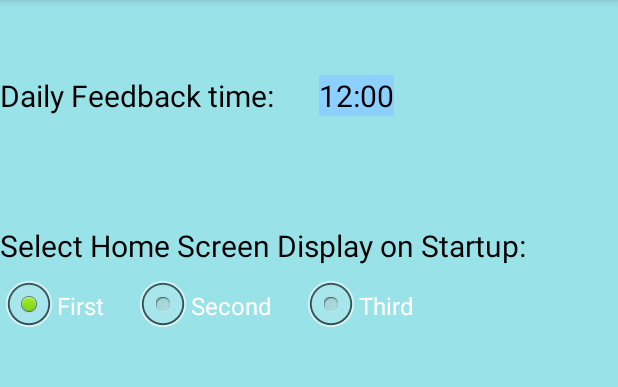
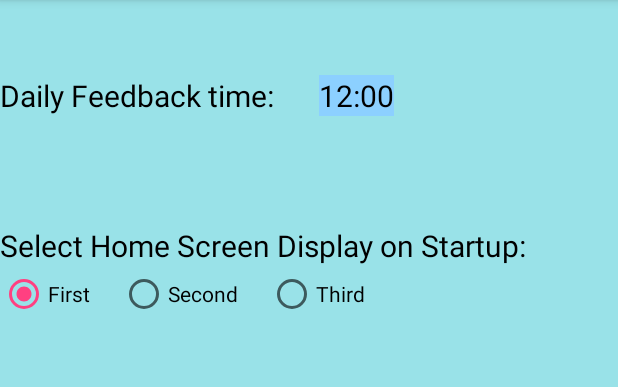
Before and after one commit to garryd635/CrushingItApp, an Android app: the screen it shows after launch (MainActivity), in the options menu, after a tap on "Settings", on a phone screen of 412 x 824 dp, the part 84-471 px from its top. Run offline under Robolectric (Android 15) with nearby library versions, the phone set to English and light mode, and no system bars.

Commit message:
Changed buttons from individual fragments to the viewpager fragment.  Screens changed when buttons are pressed.  Fixed style changing bug.

```diff
--- a/app/src/main/java/com/qucrush/android/crushingitapp/CustomAdapter.java
+++ b/app/src/main/java/com/qucrush/android/crushingitapp/CustomAdapter.java
@@ -87,7 +87,7 @@
         if(task.getCompletion().equals("yes")){
             holder.name.setChecked(true);
         }
-        context.setTheme(R.style.Theme_Small);
+        context.setTheme(R.style.AppTheme_Small);
         return convertView;
     }
 
--- a/app/src/main/java/com/qucrush/android/crushingitapp/DailyReport.java
+++ b/app/src/main/java/com/qucrush/android/crushingitapp/DailyReport.java
@@ -45,7 +45,7 @@
     @Nullable
     @Override
     public View onCreateView(LayoutInflater inflater, ViewGroup container, Bundle savedInstanceState) {
-        getActivity().setTheme(R.style.Theme_Small);
+        getActivity().setTheme(R.style.AppTheme_Small);
         myView = inflater.inflate(R.layout.daily_report, container, false);
         //completedList = (ListView) myView.findViewById(R.id.viewComplete);
         //uncompletedList = (ListView) myView.findViewById(R.id.viewIncomplete);
--- a/app/src/main/java/com/qucrush/android/crushingitapp/HomePageFragment1.java
+++ b/app/src/main/java/com/qucrush/android/crushingitapp/HomePageFragment1.java
@@ -7,78 +7,77 @@
 import android.view.View;
 import android.view.ViewGroup;
 import android.widget.Button;
+import android.widget.ProgressBar;
+
+import java.text.ParseException;
+import java.text.SimpleDateFormat;
+import java.util.ArrayList;
+import java.util.Calendar;
+import java.util.Date;
+import java.util.List;
 
 /**
  * Created by Garry on 2/8/2017.
  */
 
 public class HomePageFragment1 extends Fragment{
+    //Instance Variables
     View myView;
     String type = "one";
-    Button next1, prev1, next2, prev2, next3, prev3;
+    ProgressBar dayStatus;
+    List<Task> allTasks,todayTasks;
     LayoutInflater inflater;
     ViewGroup container;
+    int totalPer,completePer;
     @Nullable
     //@Override
     public View onCreateView(LayoutInflater inflater, ViewGroup container, Bundle savedInstanceState) {
-
         this.inflater = inflater;
         this.container = container;
+//        allTasks = MainActivity.tm.retrieveTasks();
+//        todayTasks = new ArrayList<Task>();
+//        todayTasks = getTodayTasksList(allTasks);
+//        dayStatus = (ProgressBar) myView.findViewById(R.id.progressBar);
+//        totalPer = todayTasks.size();
+//        completePer = 0;
+//
+//        for(int i =0; i < todayTasks.size();i++){
+//            if(todayTasks.get(i).getCompletion().equals("yes")){
+//                completePer++;
+//            }
+//        }
+
 
         myView = inflater.inflate(R.layout.home_1, container, false);
 
-        next1 = (Button) myView.findViewById(R.id.nextButton1);
-        prev1 = (Button) myView.findViewById(R.id.prevButton1);
-//        next2 = (Button) myView.findViewById(R.id.nextButton2);
-//        prev2 = (Button) myView.findViewById(R.id.prevButton2);
-//        next3 = (Button) myView.findViewById(R.id.nextButton3);
-//        prev3 = (Button) myView.findViewById(R.id.prevButton3);
-//
-//        next1.setOnClickListener(new View.OnClickListener() {
-//            @Override
-//            public void onClick(View v) {
-//                //myView = inflater.inflate(R.layout.home_2, container, false);
-//            }
-//        });
-//
-//        prev1.setOnClickListener(new View.OnClickListener() {
-//            @Override
-//            public void onClick(View v) {
-//                //myView = inflater.inflate(R.layout.home_3, container, false);
-//            }
-//        });
-//
-//        next2.setOnClickListener(new View.OnClickListener() {
-//            @Override
-//            public void onClick(View v) {
-//                //myView = inflater.inflate(R.layout.home_3, container, false);
-//            }
-//        });
-//
-//        prev2.setOnClickListener(new View.OnClickListener() {
-//            @Override
-//            public void onClick(View v) {
-//                //myView = inflater.inflate(R.layout.home_1, container, false);
-//            }
-//        });
-//
-//        next3.setOnClickListener(new View.OnClickListener() {
-//            @Override
-//            public void onClick(View v) {
-//                //myView = inflater.inflate(R.layout.home_1, container, false);
-//            }
-//        });
-//
-//        prev3.setOnClickListener(new View.OnClickListener() {
-//            @Override
-//            public void onClick(View v) {
-//                //myView = inflater.inflate(R.layout.home_2, container, false);
-//            }
-//        });
-
-        //myView = inflater.inflate(R.layout.sample_layout, container, false);
         return myView;
     }
+
+    /**
+     * Gets all the tasks that are due on the current day
+     *
+     * @return tempLst
+     */
+    //public List<Task> getTodayTasksList(List<Task> taskList){
+//        List<Task> tempLst = new ArrayList<Task>();
+//        Calendar todayCal = Calendar.getInstance();
+//        Calendar taskCal = Calendar.getInstance();
+//        SimpleDateFormat sdf = new SimpleDateFormat("yyyy-MM-dd");
+//        for(int i = 0; i < taskList.size(); i++){
+//            try{
+//                todayCal.setTime(sdf.parse(taskList.get(i).getDate()));
+//            }catch (ParseException e){
+//                System.out.println("***ERROR***");
+//            }
+//            if((todayCal.get(Calendar.YEAR) == taskCal.get(Calendar.YEAR)) &&
+//                    (todayCal.get(Calendar.MONTH) == taskCal.get(Calendar.MONTH)) &&
+//                    (todayCal.get(Calendar.DAY_OF_MONTH) == taskCal.get(Calendar.DAY_OF_MONTH))){
+//                tempLst.add(taskList.get(i));
+//            }
+//        }
+
+        //return tempLst;
+//    }//setTodayTaskList()
 
     public void setParameter(String toType) {
         type = toType;
--- a/app/src/main/java/com/qucrush/android/crushingitapp/HomePageFragment2.java
+++ b/app/src/main/java/com/qucrush/android/crushingitapp/HomePageFragment2.java
@@ -27,27 +27,6 @@
 
         myView = inflater.inflate(R.layout.home_2, container, false);
 
-
-        next2 = (Button) myView.findViewById(R.id.nextButton2);
-        prev2 = (Button) myView.findViewById(R.id.prevButton2);
-
-
-
-        next2.setOnClickListener(new View.OnClickListener() {
-            @Override
-            public void onClick(View v) {
-                //myView = inflater.inflate(R.layout.home_3, container, false);
-            }
-        });
-
-        prev2.setOnClickListener(new View.OnClickListener() {
-            @Override
-            public void onClick(View v) {
-                //myView = inflater.inflate(R.layout.home_1, container, false);
-            }
-        });
-
-        //myView = inflater.inflate(R.layout.sample_layout, container, false);
         return myView;
     }
 
--- a/app/src/main/java/com/qucrush/android/crushingitapp/MainActivity.java
+++ b/app/src/main/java/com/qucrush/android/crushingitapp/MainActivity.java
@@ -38,9 +38,9 @@
 
         try {
             if ("Large".equalsIgnoreCase(getIntent().getStringExtra("Theme"))) {
-              setTheme(R.style.Theme_Large);
+              setTheme(R.style.AppTheme_Large);
             }   else if ("Small".equalsIgnoreCase(getIntent().getStringExtra("Theme"))) {
-                    setTheme(R.style.Theme_Small);
+                    setTheme(R.style.AppTheme_Small);
             }
             timeStored = getIntent().getStringExtra("Storing time");
             schedule = getIntent().getIntArrayExtra("Schedule");
--- a/app/src/main/java/com/qucrush/android/crushingitapp/SettingsFragment.java
+++ b/app/src/main/java/com/qucrush/android/crushingitapp/SettingsFragment.java
@@ -28,7 +28,7 @@
     @Override
     public View onCreateView(LayoutInflater inflater, ViewGroup container, Bundle savedInstanceState) {
 
-        getActivity().setTheme(R.style.Theme_Small);
+        getActivity().setTheme(R.style.AppTheme_Small);
         myView = inflater.inflate(R.layout.settings, container, false);
         time = (TextView) myView.findViewById(R.id.textTimeDisplay);
         cm = (communicate) getActivity();
--- a/app/src/main/java/com/qucrush/android/crushingitapp/TaskEditFragment.java
+++ b/app/src/main/java/com/qucrush/android/crushingitapp/TaskEditFragment.java
@@ -44,7 +44,7 @@
     @Nullable
     @Override
     public View onCreateView(LayoutInflater inflater, ViewGroup container, Bundle savedInstanceState) {
-        getActivity().setTheme(R.style.Theme_Small);
+        getActivity().setTheme(R.style.AppTheme_Small);
         myView = inflater.inflate(R.layout.task_edit, container, false);
         cancel = (Button) myView.findViewById(R.id.cancelButton);
         update = (Button) myView.findViewById(R.id.confirmButton);
--- a/app/src/main/java/com/qucrush/android/crushingitapp/TaskFragment.java
+++ b/app/src/main/java/com/qucrush/android/crushingitapp/TaskFragment.java
@@ -57,7 +57,7 @@
     @Override
     public View onCreateView(LayoutInflater inflater, ViewGroup container, Bundle savedInstanceState) {
 
-        getActivity().setTheme(R.style.Theme_Small);
+        getActivity().setTheme(R.style.AppTheme_Small);
         myView = inflater.inflate(R.layout.task_menu, container, false);
         cm = (communicate) getActivity();
         taskList = MainActivity.tm.retrieveTasks();
--- a/app/src/main/java/com/qucrush/android/crushingitapp/ViewPagerFragment.java
+++ b/app/src/main/java/com/qucrush/android/crushingitapp/ViewPagerFragment.java
@@ -10,27 +10,57 @@
 import android.view.LayoutInflater;
 import android.view.View;
 import android.view.ViewGroup;
+import android.widget.Button;
 
 /**
  * Created by Garry on 2/8/2017.
  */
 
 public class ViewPagerFragment extends Fragment{
+    //Instance Variables
     View myView;
-
     private static final int NUM_PAGES = 3;
-    private ViewPager mPager;
+    private ViewPager mViewPager;
     private PagerAdapter mPagerAdapter;
+    private Button next,prev;
 
     @Nullable
     @Override
-
     public View onCreateView(LayoutInflater inflater, ViewGroup container, Bundle savedInstanceState) {
         myView = inflater.inflate(R.layout.view_pager_layout, container, false);
-        ViewPager mViewPager = (ViewPager) myView.findViewById(R.id.pager);
+        mViewPager = (ViewPager) myView.findViewById(R.id.pager);
+        next = (Button) myView.findViewById(R.id.nextButtonHome);
+        prev = (Button) myView.findViewById(R.id.prevButtonHome);
+
+        //Change pages forward when next button is pressed
+        next.setOnClickListener(new View.OnClickListener() {
+            @Override
+            public void onClick(View v) {
+                if (mViewPager.getCurrentItem() == 2) {
+                    mViewPager.setCurrentItem(0);
+                } else {
+                    // Select previous page.
+                    mViewPager.setCurrentItem(mViewPager.getCurrentItem() + 1);
+                }
+            }
+        });//next
+
+        //Changes page backwards when buttons is pressed
+        prev.setOnClickListener(new View.OnClickListener() {
+            @Override
+            public void onClick(View v) {
+                if (mViewPager.getCurrentItem() == 0) {
+                    mViewPager.setCurrentItem(2);
+                } else {
+                    // Select previous page.
+                    mViewPager.setCurrentItem(mViewPager.getCurrentItem() - 1);
+                }
+            }
+        });//prev
+
         mViewPager.setAdapter(new ScreenSliderPagerAdapter(getChildFragmentManager()));
         return myView;
-    }
+    }//onCreateView
 
     private class ScreenSliderPagerAdapter extends FragmentStatePagerAdapter {
 
@@ -38,6 +68,7 @@
             super(fm);
         }
 
+        //Set positions for each fragment
         @Override
         public Fragment getItem(int position) {
             if (position == 0) {
--- a/app/src/main/res/values/styles.xml
+++ b/app/src/main/res/values/styles.xml
@@ -37,16 +37,13 @@
         <item name="android:textColor">@color/colorBlack</item>
     </style>
 
-    <!-- Base application theme is the default theme. -->
-    <style name="Theme" parent="android:Theme">
-    </style>
 
-    <style name="Theme.Small">
+    <style name="AppTheme.Small">
         <item name="textTitle">@style/small_title_text</item>
         <item name="textBody">@style/small_body_text</item>
     </style>
 
-    <style name="Theme.Large">
+    <style name="AppTheme.Large">
         <item name="textTitle">@style/large_title_text</item>
         <item name="textBody">@style/large_body_text</item>
     </style>
```
Also changed, not shown: app/src/main/java/com/qucrush/android/crushingitapp/HomePageFragment3.java (+0 -19 lines), app/src/main/res/layout/home_1.xml (+0 -20 lines), app/src/main/res/layout/home_2.xml (+1 -19 lines), app/src/main/res/layout/home_3.xml (+0 -19 lines), app/src/main/res/layout/view_pager_layout.xml (+21 -0 lines), 1 other file.
